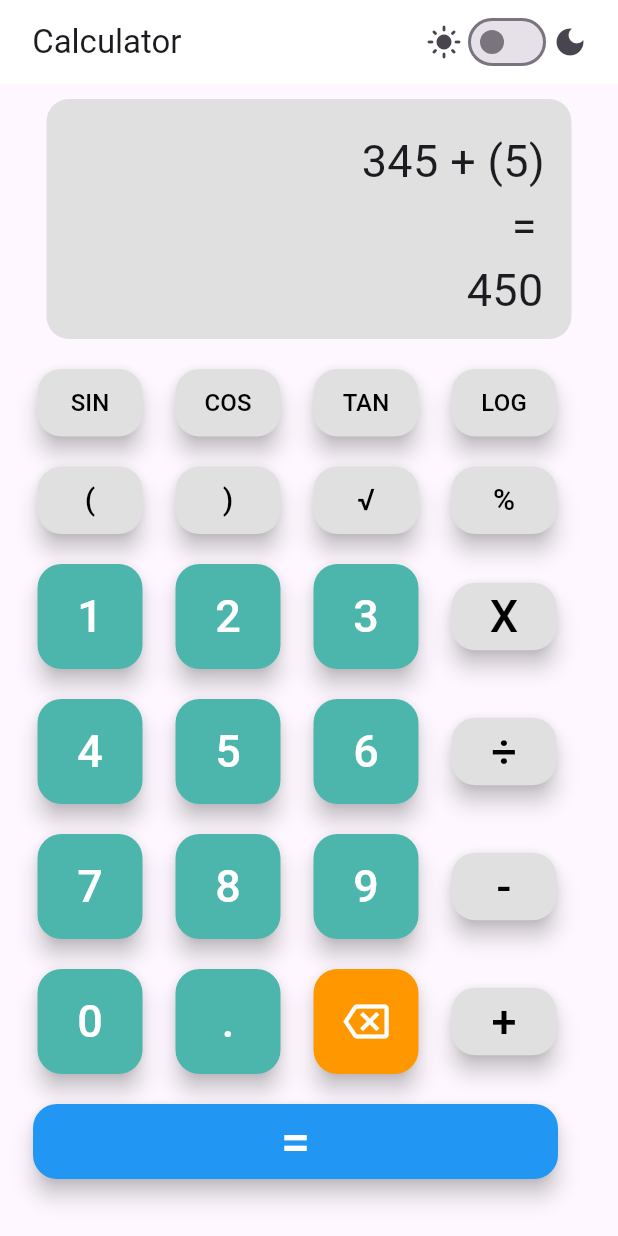
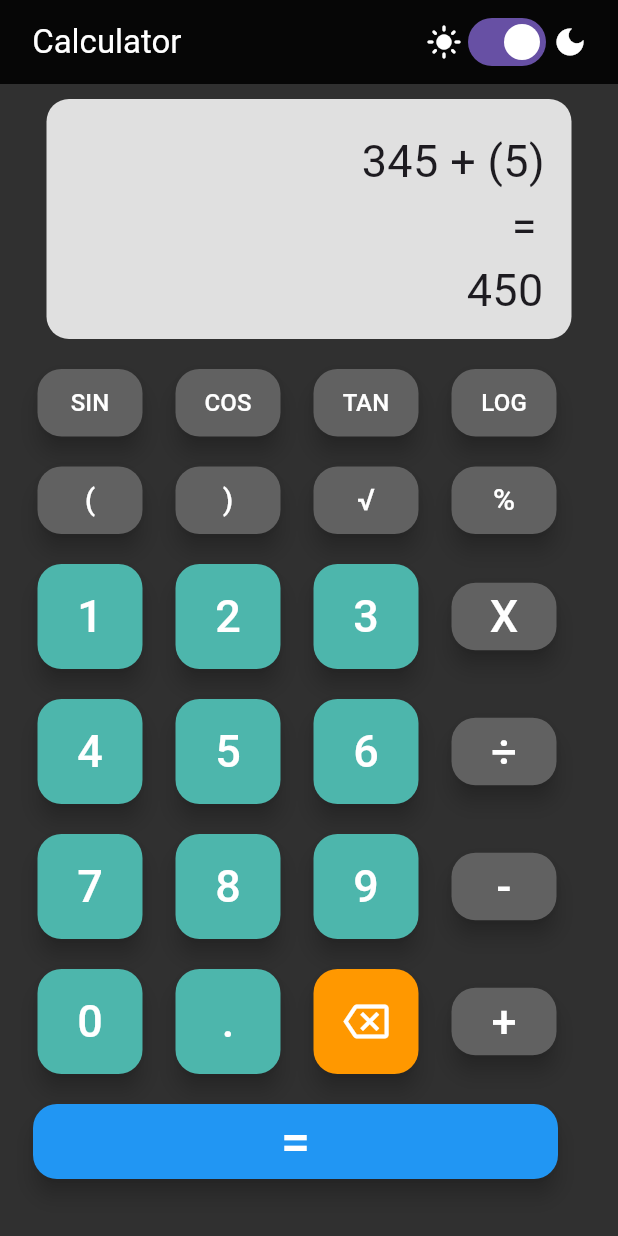
Before and after one commit to khusantoy/calculator-ui, a Flutter app: the screen it shows after launch, on a phone screen of 412 x 824 dp. Run offline on Flutter 3.47's test engine with Material 3 defaults, Android fonts, the light colour scheme and no system bars.

Commit message:
added dark mode

```diff
--- a/lib/main.dart
+++ b/lib/main.dart
@@ -10,16 +10,23 @@ class MyApp extends StatelessWidget {
   Widget build(BuildContext context) {
     return MaterialApp(
       home: Scaffold(
+        backgroundColor: Colors.grey[850],
         appBar: AppBar(
-          title: const Text(" Calculator"),
-          backgroundColor: Colors.white,
+          title: const Text(
+            " Calculator",
+            style: TextStyle(color: Colors.white),
+          ),
+          backgroundColor: Colors.black87,
           actions: [
-            const Icon(Icons.light_mode),
+            const Icon(
+              Icons.light_mode,
+              color: Colors.white,
+            ),
             Switch(
-              value: false,
+              value: true,
               onChanged: (value) {},
             ),
-            const Icon(Icons.dark_mode),
+            const Icon(Icons.dark_mode, color: Colors.white),
             const SizedBox(
               width: 20,
             )
@@ -91,11 +98,11 @@ class MyApp extends StatelessWidget {
                     height: 45,
                     width: 70,
                     child: FloatingActionButton(
-                      backgroundColor: Colors.grey[300],
+                      backgroundColor: Colors.grey[700],
                       onPressed: () {},
                       child: const Text(
                         "SIN",
-                        style: TextStyle(color: Colors.black, fontSize: 16),
+                        style: TextStyle(color: Colors.white, fontSize: 16),
                       ),
                     ),
                   ),
@@ -106,11 +113,11 @@ class MyApp extends StatelessWidget {
                     height: 45,
                     width: 70,
                     child: FloatingActionButton(
-                      backgroundColor: Colors.grey[300],
+                      backgroundColor: Colors.grey[700],
                       onPressed: () {},
                       child: const Text(
                         "COS",
-                        style: TextStyle(color: Colors.black, fontSize: 16),
+                        style: TextStyle(color: Colors.white, fontSize: 16),
                       ),
                     ),
                   ),
@@ -121,11 +128,11 @@ class MyApp extends StatelessWidget {
                     height: 45,
                     width: 70,
                     child: FloatingActionButton(
-                      backgroundColor: Colors.grey[300],
+                      backgroundColor: Colors.grey[700],
                       onPressed: () {},
                       child: const Text(
                         "TAN",
-                        style: TextStyle(color: Colors.black, fontSize: 16),
+                        style: TextStyle(color: Colors.white, fontSize: 16),
                       ),
                     ),
                   ),
@@ -136,11 +143,11 @@ class MyApp extends StatelessWidget {
                     height: 45,
                     width: 70,
                     child: FloatingActionButton(
-                      backgroundColor: Colors.grey[300],
+                      backgroundColor: Colors.grey[700],
                       onPressed: () {},
                       child: const Text(
                         "LOG",
-                        style: TextStyle(color: Colors.black, fontSize: 16),
+                        style: TextStyle(color: Colors.white, fontSize: 16),
                       ),
                     ),
                   ),
@@ -158,11 +165,11 @@ class MyApp extends StatelessWidget {
                     height: 45,
                     width: 70,
                     child: FloatingActionButton(
-                      backgroundColor: Colors.grey[300],
+                      backgroundColor: Colors.grey[700],
                       onPressed: () {},
                       child: const Text(
                         "(",
-                        style: TextStyle(color: Colors.black, fontSize: 20),
+                        style: TextStyle(color: Colors.white, fontSize: 20),
                       ),
                     ),
                   ),
@@ -173,11 +180,11 @@ class MyApp extends StatelessWidget {
                     height: 45,
                     width: 70,
                     child: FloatingActionButton(
-                      backgroundColor: Colors.grey[300],
+                      backgroundColor: Colors.grey[700],
                       onPressed: () {},
                       child: const Text(
                         ")",
-                        style: TextStyle(color: Colors.black, fontSize: 20),
+                        style: TextStyle(color: Colors.white, fontSize: 20),
                       ),
                     ),
                   ),
@@ -188,11 +195,11 @@ class MyApp extends StatelessWidget {
                     height: 45,
                     width: 70,
                     child: FloatingActionButton(
-                      backgroundColor: Colors.grey[300],
+                      backgroundColor: Colors.grey[700],
                       onPressed: () {},
                       child: const Text(
                         "√",
-                        style: TextStyle(color: Colors.black, fontSize: 20),
+                        style: TextStyle(color: Colors.white, fontSize: 20),
                       ),
                     ),
                   ),
@@ -203,11 +210,11 @@ class MyApp extends StatelessWidget {
                     height: 45,
                     width: 70,
                     child: FloatingActionButton(
-                      backgroundColor: Colors.grey[300],
+                      backgroundColor: Colors.grey[700],
                       onPressed: () {},
                       child: const Text(
                         "%",
-                        style: TextStyle(color: Colors.black, fontSize: 20),
+                        style: TextStyle(color: Colors.white, fontSize: 20),
                       ),
                     ),
                   ),
@@ -270,11 +277,11 @@ class MyApp extends StatelessWidget {
                     height: 45,
                     width: 70,
                     child: FloatingActionButton(
-                      backgroundColor: Colors.grey[300],
+                      backgroundColor: Colors.grey[700],
                       onPressed: () {},
                       child: const Text(
                         "X",
-                        style: TextStyle(color: Colors.black, fontSize: 30),
+                        style: TextStyle(color: Colors.white, fontSize: 30),
                       ),
                     ),
                   ),
@@ -337,11 +344,11 @@ class MyApp extends StatelessWidget {
                     height: 45,
                     width: 70,
                     child: FloatingActionButton(
-                      backgroundColor: Colors.grey[300],
+                      backgroundColor: Colors.grey[700],
                       onPressed: () {},
                       child: const Text(
                         "÷",
-                        style: TextStyle(color: Colors.black, fontSize: 30),
+                        style: TextStyle(color: Colors.white, fontSize: 30),
                       ),
                     ),
                   ),
@@ -404,11 +411,11 @@ class MyApp extends StatelessWidget {
                     height: 45,
                     width: 70,
                     child: FloatingActionButton(
-                      backgroundColor: Colors.grey[300],
+                      backgroundColor: Colors.grey[700],
                       onPressed: () {},
                       child: const Text(
                         "-",
-                        style: TextStyle(color: Colors.black, fontSize: 30),
+                        style: TextStyle(color: Colors.white, fontSize: 30),
                       ),
                     ),
                   ),
@@ -471,11 +478,11 @@ class MyApp extends StatelessWidget {
                     height: 45,
                     width: 70,
                     child: FloatingActionButton(
-                      backgroundColor: Colors.grey[300],
+                      backgroundColor: Colors.grey[700],
                       onPressed: () {},
                       child: const Text(
                         "+",
-                        style: TextStyle(color: Colors.black, fontSize: 30),
+                        style: TextStyle(color: Colors.white, fontSize: 30),
                       ),
                     ),
                   ),
```
